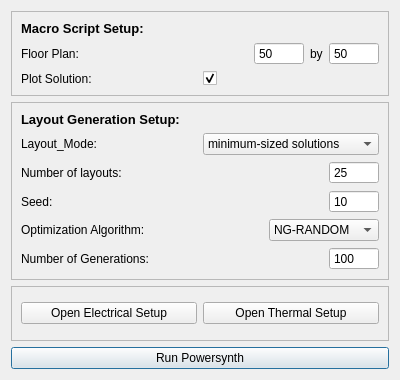
This is NEW_UI/ui/optimizationSetup.ui in e3da/PowerSynth2-core as Qt 5 draws it before an edit. The edited form follows.
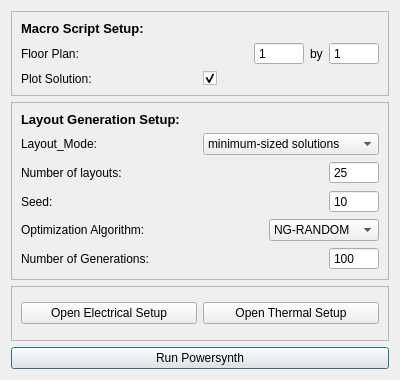
This is the edited form.

Patch:
```diff
--- a/NEW_UI/ui/optimizationSetup.ui
+++ b/NEW_UI/ui/optimizationSetup.ui
@@ -63,7 +63,7 @@
            <enum>QAbstractSpinBox::NoButtons</enum>
           </property>
           <property name="minimum">
-           <number>50</number>
+           <number>1</number>
           </property>
           <property name="maximum">
            <number>999</number>
@@ -107,7 +107,7 @@
            <enum>QAbstractSpinBox::NoButtons</enum>
           </property>
           <property name="minimum">
-           <number>50</number>
+           <number>1</number>
           </property>
           <property name="maximum">
            <number>999</number>
```
